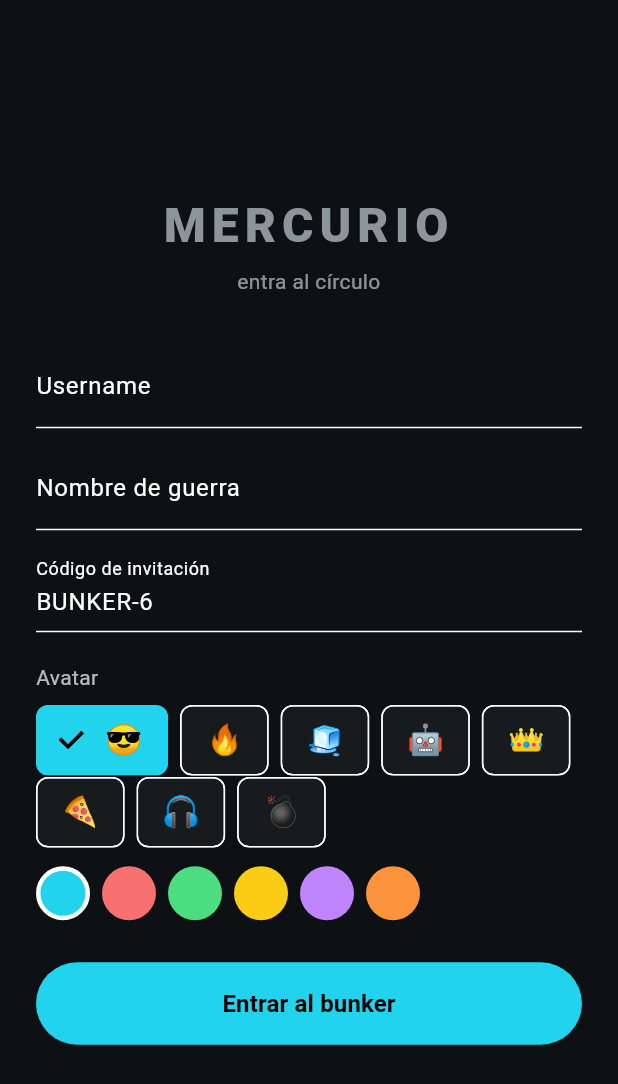
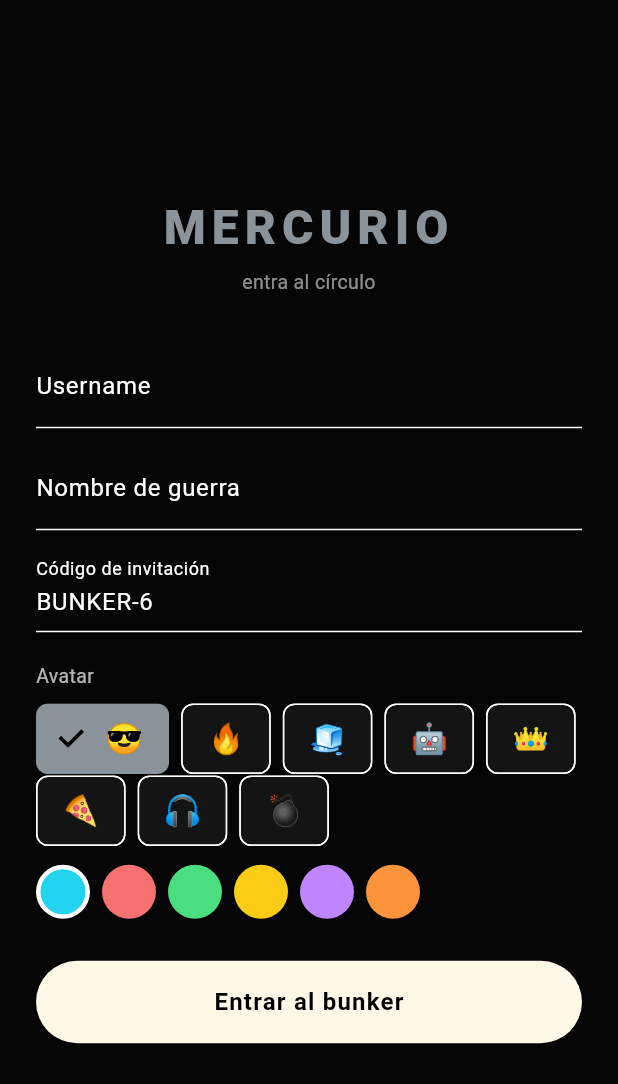
Before and after one commit to Polarbebe889/mercurio, a Flutter app: the screen it shows after launch, on a phone screen of 412 x 824 dp. Shown: the top 1084 px of the screen. Run offline on Flutter 3.47's test engine with Material 3 defaults, Android fonts, the phone set to English and light mode, and no system bars; our stand-ins replace audioplayers, image_picker, permission_handler, shared_preferences; missing offline and left inert: record; accounts and stored records are empty.

Commit message:
feat(premium): Uranio Premium sin neon (050505/141414), dashboard single-page CustomScrollView + Drop protagonista + grid 2x2 + Hero + fixes audio/foto

```diff
--- a/app/lib/main.dart
+++ b/app/lib/main.dart
@@ -1,9 +1,9 @@
 import 'package:flutter/material.dart';
 
 import 'app_state.dart';
-import 'screens/dashboard_screen.dart';
+import 'screens/dashboard_premium.dart';
 import 'screens/registro.dart';
-import 'theme/uranio_theme.dart';
+import 'theme/uranio_premium_theme.dart';
 
 final AppState app = AppState();
 
@@ -32,8 +32,8 @@ class _ElBunkerAppState extends State<ElBunkerApp> {
       builder: (context, _) => MaterialApp(
         title: 'Mercurio',
         debugShowCheckedModeBanner: false,
-        theme: UranioTheme.dark,
-        home: app.token == null ? const RegistroScreen() : const DashboardScreen(),
+        theme: UranioPremiumTheme.dark,
+        home: app.token == null ? const RegistroScreen() : const DashboardPremium(),
       ),
     );
   }
--- /dev/null
+++ b/app/lib/theme/uranio_premium_theme.dart
@@ -0,0 +1,63 @@
+import 'package:flutter/material.dart';
+
+/// Uranio Premium — paleta high-end sin neón.
+/// Fondo negro absoluto, tarjetas elevadas sutiles, texto marfil/blanco.
+class PremiumColors {
+  static const background = Color(0xFF050505);
+  static const surface = Color(0xFF141414);
+  static const surfaceElevated = Color(0xFF1A1A1A);
+  static const accent = Color(0xFFFFF8E7); // marfil sutil, no cian
+  static const accentDim = Color(0x66FFFFF0);
+  static const textPrimary = Color(0xFFFFFFFF);
+  static const textSecondary = Color(0xFF8A929A);
+  static const divider = Color(0x0DFFFFFF); // white 5%
+}
+
+class UranioPremiumTheme {
+  static ThemeData get dark {
+    return ThemeData(
+      brightness: Brightness.dark,
+      scaffoldBackgroundColor: PremiumColors.background,
+      primaryColor: PremiumColors.accent,
+      colorScheme: const ColorScheme.dark(
+        primary: PremiumColors.accent,
+        secondary: PremiumColors.textSecondary,
+        surface: PremiumColors.surface,
+        error: Color(0xFFEF4444),
+      ),
+      appBarTheme: const AppBarTheme(
+        backgroundColor: PremiumColors.background,
+        elevation: 0,
+        scrolledUnderElevation: 0,
+        centerTitle: true,
+        titleTextStyle: TextStyle(
+          color: PremiumColors.textPrimary,
+          fontSize: 13,
+          fontWeight: FontWeight.w700,
+          letterSpacing: 6,
+          fontFamily: 'Inter',
+        ),
+      ),
+      textTheme: const TextTheme(
+        titleLarge: TextStyle(color: PremiumColors.textPrimary, fontWeight: FontWeight.w700, fontSize: 18, letterSpacing: -0.3),
+        titleMedium: TextStyle(color: PremiumColors.textPrimary, fontWeight: FontWeight.w600, fontSize: 15),
+        bodyMedium: TextStyle(color: PremiumColors.textSecondary, fontSize: 13, fontWeight: FontWeight.w400),
+        bodySmall: TextStyle(color: PremiumColors.textSecondary, fontSize: 11),
+        labelLarge: TextStyle(color: PremiumColors.textPrimary, fontSize: 12, fontWeight: FontWeight.w600, letterSpacing: 0.8),
+      ),
+      cardColor: PremiumColors.surface,
+      dividerColor: PremiumColors.divider,
+    );
+  }
+
+  static BoxDecoration cardDecoration({bool elevated = false}) {
+    return BoxDecoration(
+      color: PremiumColors.surface,
+      borderRadius: BorderRadius.circular(16),
+      border: Border.all(color: PremiumColors.divider, width: 1),
+      boxShadow: elevated
+          ? [BoxShadow(color: Colors.black.withOpacity(0.4), blurRadius: 20, offset: const Offset(0, 10))]
+          : null,
+    );
+  }
+}
```
Also changed, not shown: app/lib/screens/dashboard_premium.dart (added, +259 -0 lines).
